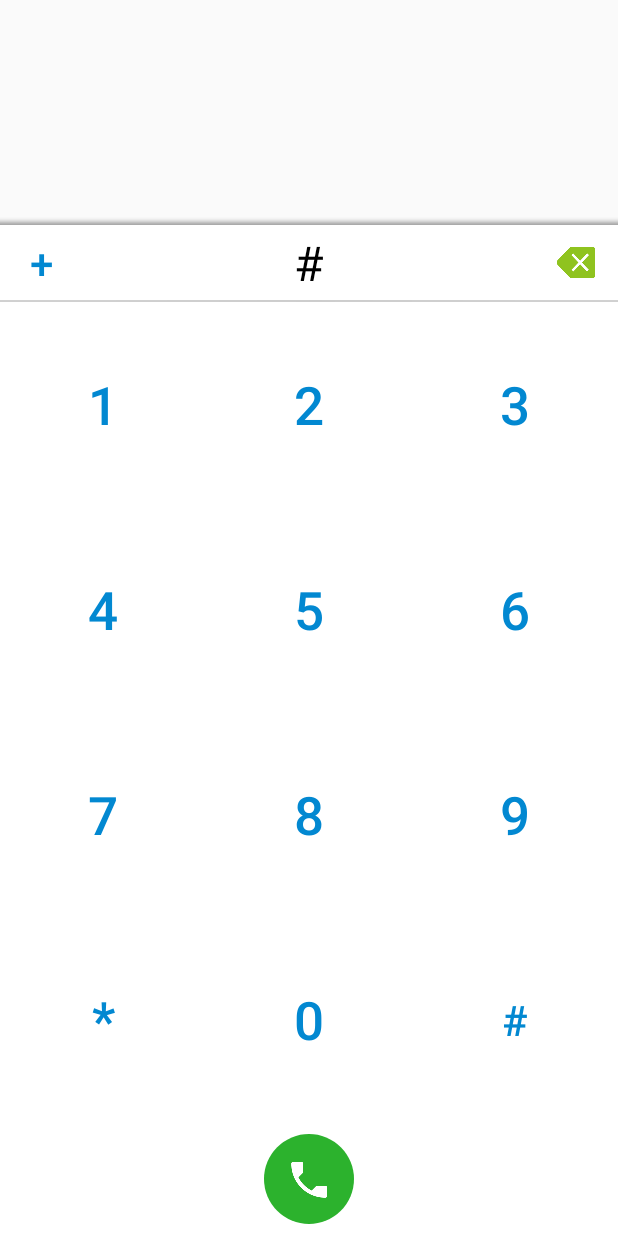
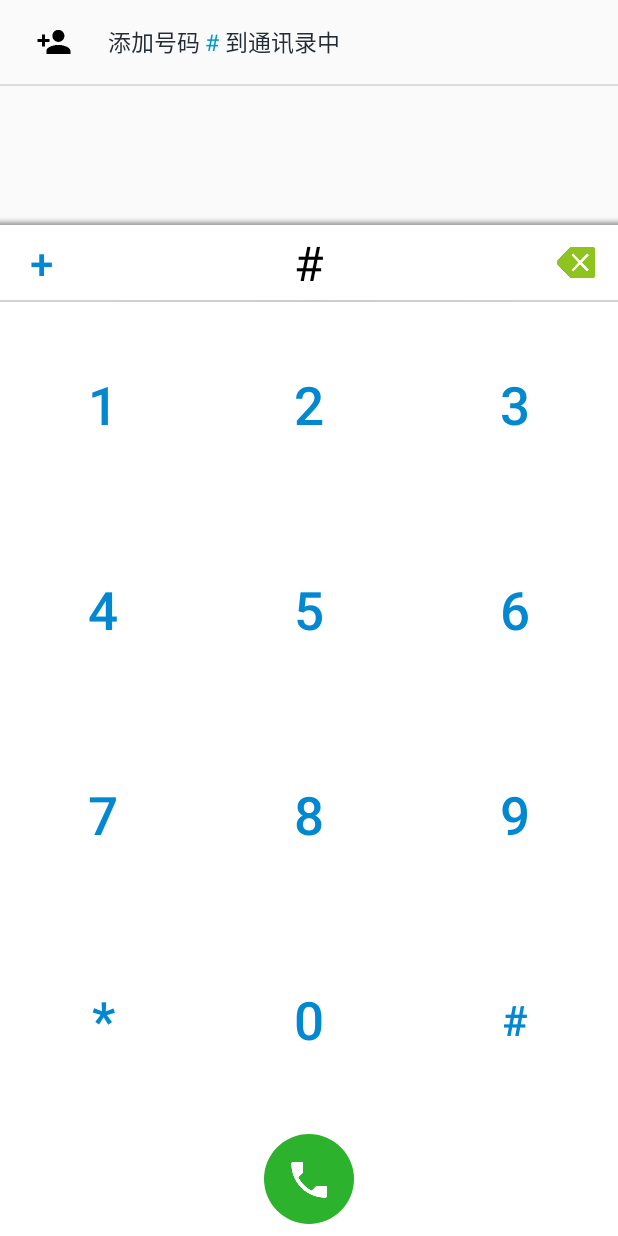
Before and after one commit to LwkCoder/FamilyChat, an Android app: the fragment DialFragment shown on its own in the app's theme, after a tap on an icon or button, on a phone screen of 412 x 824 dp. Run offline under Robolectric (Android 15) with nearby library versions, the phone set to English and light mode, and no system bars; libraries missing offline, so code that uses them is left out: permissions.dispatcher; pictures from the network do not load; 1 statement that could not run was skipped; 2 other taps on this screen came first.

Commit message:
DialFragment Finished
Change-Id: I65e913c80d25b4d92ea1dc7bd6afd13f8580744e

```diff
--- a/app/src/main/java/com/lwk/familycontact/project/dial/DialFragment.java
+++ b/app/src/main/java/com/lwk/familycontact/project/dial/DialFragment.java
@@ -9,13 +9,19 @@ import android.support.annotation.NonNull;
 import android.support.v7.app.AlertDialog;
 import android.support.v7.widget.LinearLayoutManager;
 import android.support.v7.widget.RecyclerView;
+import android.view.LayoutInflater;
+import android.view.MotionEvent;
 import android.view.View;
+import android.view.ViewGroup;
 import android.widget.ImageButton;
+import android.widget.TextView;
 
 import com.lib.base.app.BaseFragment;
 import com.lib.base.utils.PhoneUtils;
 import com.lib.base.utils.StringUtil;
+import com.lib.rcvadapter.RcvMutilAdapter;
 import com.lib.rcvadapter.decoration.RcvLinearDecoration;
+import com.lib.rcvadapter.holder.RcvHolder;
 import com.lwk.familycontact.R;
 import com.lwk.familycontact.project.dial.adapter.DialSearchAdapter;
 import com.lwk.familycontact.project.dial.presenter.DialPresenter;
@@ -40,7 +46,10 @@ import permissions.dispatcher.RuntimePermissions;
  * 2016/8/2
  */
 @RuntimePermissions
-public class DialFragment extends BaseFragment implements DialImpl, DialPadView.onCallListener, DialPadView.onTextChangedListener
+public class DialFragment extends BaseFragment implements DialImpl
+        , DialPadView.onCallListener
+        , DialPadView.onTextChangedListener
+        , RcvMutilAdapter.onItemClickListener<UserBean>
 {
     private DialPresenter mPresenter;
     private DialPadView mDialPadView;
@@ -48,6 +57,10 @@ public class DialFragment extends BaseFragment implements DialImpl, DialPadView.
     private ImageButton mBtnShowKeyboard;
     private RecyclerView mRecyclerView;
     private DialSearchAdapter mAdapter;
+    private View mFootView;
+    private TextView mTvAddContact;
+    private boolean mIsKeyboardShow;
+    private boolean mHasAddFootView;
 
     public static DialFragment newInstance()
     {
@@ -70,13 +83,24 @@ public class DialFragment extends BaseFragment implements DialImpl, DialPadView.
     {
         mDialPadView = findView(R.id.dialpad);
         mBtnShowKeyboard = findView(R.id.btn_dial_search_keyboard);
+        addClick(mBtnShowKeyboard);
         mRecyclerView = findView(R.id.rcv_dial_search_result);
         mRecyclerView.setLayoutManager(new LinearLayoutManager(getActivity()));
         mRecyclerView.addItemDecoration(new RcvLinearDecoration(getActivity(), RcvLinearDecoration.VERTICAL_LIST));
         mAdapter = new DialSearchAdapter(getActivity(), null);
+        mAdapter.setOnItemClickListener(this);
         mRecyclerView.setAdapter(mAdapter);
+        mRecyclerView.setOnTouchListener(mRcvTouchListener);
         mDialPadView.setOnCallListener(this);
         mDialPadView.setOnTextChangedListener(this);
+
+        //创建HeadView
+        mFootView = LayoutInflater.from(getActivity())
+                .inflate(R.layout.layout_dial_search_add_contact
+                        , (ViewGroup) getActivity().findViewById(android.R.id.content)
+                        , false);
+        mFootView.setOnClickListener(mAddContactListener);
+        mTvAddContact = (TextView) mFootView.findViewById(R.id.tv_dial_search_add_contact);
     }
 
     @Override
@@ -113,21 +137,55 @@ public class DialFragment extends BaseFragment implements DialImpl, DialPadView.
     {
         switch (id)
         {
+            case R.id.btn_dial_search_keyboard:
+                showKeyBoard();
+                break;
         }
     }
+
+    private View.OnTouchListener mRcvTouchListener = new View.OnTouchListener()
+    {
+        @Override
+        public boolean onTouch(View v, MotionEvent event)
+        {
+            int action = event.getAction();
+            int startY = 0, moveY = 0, chaY = 0;
+            switch (action)
+            {
+                case MotionEvent.ACTION_DOWN:
+                    startY = (int) event.getY();
+                    break;
+                case MotionEvent.ACTION_MOVE:
+                    moveY = (int) event.getY();
+                    chaY = moveY - startY;
+                    if (chaY > 50)
+                        hideKeyBoard();
+                    break;
+            }
+            return false;
+        }
+    };
 
     //显示键盘
     private void showKeyBoard()
     {
-        mAnimController.slideTranslateOutToBottom(mBtnShowKeyboard, 200, 0);
-        mAnimController.slideTranslateInFromVBottom(mDialPadView, 350, 100);
+        if (!mIsKeyboardShow)
+        {
+            mAnimController.scaleOut(mBtnShowKeyboard, 150, 0);
+            mAnimController.slideTranslateInFromVBottom(mDialPadView, 250, 75);
+            mIsKeyboardShow = true;
+        }
     }
 
     //隐藏键盘
     private void hideKeyBoard()
     {
-        mAnimController.slideTranslateOutToBottom(mDialPadView, 350, 0);
-        mAnimController.slideTranslateInFromVBottom(mBtnShowKeyboard, 200, 150);
+        if (mIsKeyboardShow)
+        {
+            mAnimController.slideTranslateOutToBottom(mDialPadView, 250, 0);
+            mAnimController.scaleIn(mBtnShowKeyboard, 150, 150);
+            mIsKeyboardShow = false;
+        }
     }
 
     @Override
@@ -140,13 +198,6 @@ public class DialFragment extends BaseFragment implements DialImpl, DialPadView.
         }
 
         DialFragmentPermissionsDispatcher.startSystemCallWithCheck(this, phone);
-    }
-
-    //拨号
-    @NeedsPermission(Manifest.permission.CALL_PHONE)
-    public void startSystemCall(String phone)
-    {
-        PhoneUtils.callPhone(getActivity(), phone);
     }
 
     @Override
@@ -162,16 +213,61 @@ public class DialFragment extends BaseFragment implements DialImpl, DialPadView.
     }
 
     @Override
+    public synchronized void showAddContact(String phone)
+    {
+        if (!mHasAddFootView)
+        {
+            mAdapter.addFootView(mFootView);
+            mHasAddFootView = true;
+        }
+        mTvAddContact.setText(phone);
+        mAdapter.notifyDataSetChanged();
+    }
+
+    @Override
+    public synchronized void closeAddContact()
+    {
+        if (mHasAddFootView)
+        {
+            mAdapter.clearFootViews();
+            mHasAddFootView = false;
+        }
+    }
+
+    private View.OnClickListener mAddContactListener = new View.OnClickListener()
+    {
+        @Override
+        public void onClick(View v)
+        {
+            addPhoneToContact();
+        }
+    };
+
+    @Override
     public void onSearchResultEmpty(String phone)
     {
         mAdapter.refreshDatas(null);
-        //Todo 添加到通讯录
     }
 
     @Override
     public void onSearchResultSuccess(List<UserBean> resultList)
     {
         mAdapter.refreshDatas(resultList);
+    }
+
+    @Override
+    public void onItemClick(View view, RcvHolder holder, UserBean userBean, int position)
+    {
+        String phone = userBean.getPhone();
+        if (StringUtil.isNotEmpty(phone))
+            DialFragmentPermissionsDispatcher.startSystemCallWithCheck(this, phone);
+    }
+
+    //拨号
+    @NeedsPermission(Manifest.permission.CALL_PHONE)
+    public void startSystemCall(String phone)
+    {
+        PhoneUtils.callPhone(getActivity(), phone);
     }
 
     @OnShowRationale(Manifest.permission.CALL_PHONE)
@@ -224,6 +320,11 @@ public class DialFragment extends BaseFragment implements DialImpl, DialPadView.
                 }).create().show();
     }
 
+    public void addPhoneToContact()
+    {
+        //TODO 跳转到添加联系人界面
+    }
+
     @Override
     public void onRequestPermissionsResult(int requestCode, @NonNull String[] permissions, @NonNull int[] grantResults)
     {
@@ -236,6 +337,9 @@ public class DialFragment extends BaseFragment implements DialImpl, DialPadView.
     {
         super.onHiddenChanged(hidden);
         if (!hidden && mDialPadView != null)
+        {
             mDialPadView.clearInput();
+            showKeyBoard();
+        }
     }
 }
--- a/app/src/main/java/com/lwk/familycontact/project/dial/presenter/DialPresenter.java
+++ b/app/src/main/java/com/lwk/familycontact/project/dial/presenter/DialPresenter.java
@@ -30,6 +30,7 @@ public class DialPresenter
         if (StringUtil.isEmpty(phone))
         {
             mDialView.resetSearchResult();
+            mDialView.closeAddContact();
         } else
         {
             if (mSearchTask != null && mSearchTask.getStatus() != AsyncTask.Status.FINISHED)
@@ -43,12 +44,14 @@ public class DialPresenter
                 @Override
                 public void onFail(int status, int errorMsgResId)
                 {
-
+                    mDialView.resetSearchResult();
+                    mDialView.closeAddContact();
                 }
 
                 @Override
                 public void onSuccess(List<UserBean> list)
                 {
+                    mDialView.showAddContact(phone);
                     if (list == null || list.size() == 0)
                         mDialView.onSearchResultEmpty(phone);
                     else
--- a/app/src/main/java/com/lwk/familycontact/project/dial/view/DialImpl.java
+++ b/app/src/main/java/com/lwk/familycontact/project/dial/view/DialImpl.java
@@ -13,6 +13,10 @@ public interface DialImpl
 {
     void resetSearchResult();
 
+    void showAddContact(String phone);
+
+    void closeAddContact();
+
     void onSearchResultEmpty(String phone);
 
     void onSearchResultSuccess(List<UserBean> resultList);
--- a/app/src/main/java/com/lwk/familycontact/project/main/view/MainActivity.java
+++ b/app/src/main/java/com/lwk/familycontact/project/main/view/MainActivity.java
@@ -203,4 +203,10 @@ public class MainActivity extends FCBaseActivity implements MainImpl, BottomNavi
     {
         startActivity(new Intent(MainActivity.this, SettingActivity.class));
     }
+
+    @Override
+    public void refreshUnReadMsgNum()
+    {
+
+    }
 }
--- a/app/src/main/java/com/lwk/familycontact/project/main/view/MainImpl.java
+++ b/app/src/main/java/com/lwk/familycontact/project/main/view/MainImpl.java
@@ -7,4 +7,5 @@ package com.lwk.familycontact.project.main.view;
  */
 public interface MainImpl
 {
+    void refreshUnReadMsgNum();
 }
--- a/app/src/main/java/com/lwk/familycontact/utils/other/AnimationController.java
+++ b/app/src/main/java/com/lwk/familycontact/utils/other/AnimationController.java
@@ -159,13 +159,13 @@ public class AnimationController
 
 	public void scaleIn(View view, long durationMillis, long delayMillis)
 	{
-		ScaleAnimation animation = new ScaleAnimation(0, 1, 0, 1, rela2, 0.5f, rela2, 0.5f);
+		ScaleAnimation animation = new ScaleAnimation(0, 1, 0, 1, rela1, 0.5f, rela1, 0.5f);
 		baseIn(view, animation, durationMillis, delayMillis);
 	}
 
 	public void scaleOut(View view, long durationMillis, long delayMillis)
 	{
-		ScaleAnimation animation = new ScaleAnimation(1, 0, 1, 0, rela2, 0.5f, rela2, 0.5f);
+		ScaleAnimation animation = new ScaleAnimation(1, 0, 1, 0, rela1, 0.5f, rela1, 0.5f);
 		baseOut(view, animation, durationMillis, delayMillis);
 	}
 
--- /dev/null
+++ b/app/src/main/res/layout/layout_dial_search_add_contact.xml
@@ -0,0 +1,44 @@
+<?xml version="1.0" encoding="utf-8"?>
+<LinearLayout xmlns:android="http://schemas.android.com/apk/res/android"
+              android:layout_width="match_parent"
+              android:layout_height="wrap_content"
+              android:background="@drawable/bg_rcv_contact_listitem_selector"
+              android:orientation="horizontal"
+              android:paddingBottom="@dimen/spacing_small"
+              android:paddingLeft="@dimen/spacing_normal"
+              android:paddingRight="@dimen/spacing_normal"
+              android:paddingTop="@dimen/spacing_small">
+
+    <ImageView
+        android:layout_width="40dp"
+        android:layout_height="40dp"
+        android:padding="@dimen/spacing_small"
+        android:src="@drawable/ic_dial_add_contact"/>
+
+    <TextView
+        android:layout_width="wrap_content"
+        android:layout_height="wrap_content"
+        android:layout_gravity="center_vertical"
+        android:layout_marginLeft="@dimen/spacing_normal"
+        android:text="@string/tv_dial_search_add_contact_label01"
+        android:textColor="@color/colorPrimaryDark"
+        android:textSize="@dimen/sp_15"/>
+
+    <TextView
+        android:id="@+id/tv_dial_search_add_contact"
+        android:layout_width="wrap_content"
+        android:layout_height="wrap_content"
+        android:layout_gravity="center_vertical"
+        android:singleLine="true"
+        android:textColor="@android:color/holo_blue_dark"
+        android:textSize="@dimen/sp_15"/>
+
+    <TextView
+        android:layout_width="wrap_content"
+        android:layout_height="wrap_content"
+        android:layout_gravity="center_vertical"
+        android:text="@string/tv_dial_search_add_contact_label02"
+        android:textColor="@color/colorPrimaryDark"
+        android:textSize="@dimen/sp_15"/>
+
+</LinearLayout>
--- a/app/src/main/res/values-w820dp/dimens.xml
+++ /dev/null
@@ -1,6 +0,0 @@
-<resources>
-    <!-- Example customization of dimensions originally defined in res/values/dimens.xml
-         (such as screen margins) for screens with more than 820dp of available width. This
-         would include 7" and 10" devices in landscape (~960dp and ~1280dp respectively). -->
-    <dimen name="activity_horizontal_margin">64dp</dimen>
-</resources>
--- a/app/src/main/res/values/strings.xml
+++ b/app/src/main/res/values/strings.xml
@@ -98,4 +98,8 @@
     <string name="digist_star">*</string>
     <string name="digist_plus">+</string>
 
+    <!--DialFragment-->
+    <string name="tv_dial_search_add_contact_label01">添加号码&#160;</string>
+    <string name="tv_dial_search_add_contact_label02">&#160;到通讯录中</string>
+
 </resources>
```
Also changed, not shown: app/src/main/java/com/lwk/familycontact/widget/dial/DialPadView.java (+8 -0 lines), app/src/main/res/drawable-xxhdpi/ic_dial_add_contact.png (added).
